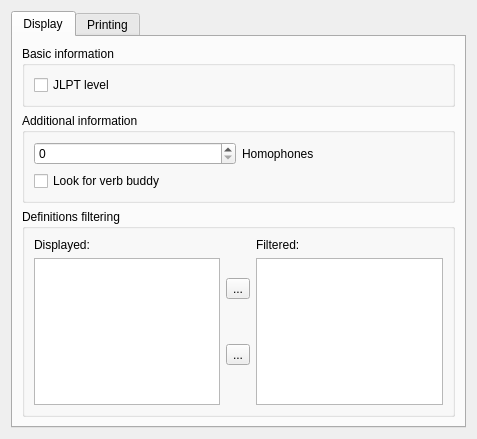
Above: src/gui/jmdict/JMdictPreferences.ui from Gnurou/tagainijisho before the change. Below: the same form after it.
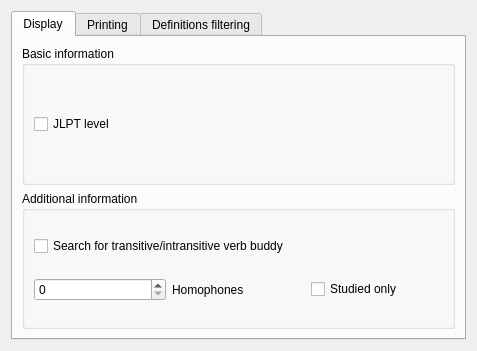
That is the form after the change. Icons and pictures are not drawn.

Commit message: Continued JMdict preferences

The edit to the form file:
```diff
--- a/src/gui/jmdict/JMdictPreferences.ui
+++ b/src/gui/jmdict/JMdictPreferences.ui
@@ -7,13 +7,13 @@
     <x>0</x>
     <y>0</y>
     <width>477</width>
-    <height>439</height>
+    <height>351</height>
    </rect>
   </property>
   <property name="windowTitle">
    <string>Form</string>
   </property>
-  <layout class="QVBoxLayout" name="verticalLayout_2">
+  <layout class="QVBoxLayout" name="verticalLayout_8">
    <item>
     <widget class="QTabWidget" name="tabWidget">
      <property name="currentIndex">
@@ -29,8 +29,8 @@
          <property name="title">
           <string>Basic information</string>
          </property>
-         <layout class="QFormLayout" name="formLayout">
-          <item row="0" column="0">
+         <layout class="QVBoxLayout" name="verticalLayout_2">
+          <item>
            <widget class="QCheckBox" name="showJLPT">
             <property name="text">
              <string>JLPT level</string>
@@ -46,6 +46,16 @@
           <string>Additional information</string>
          </property>
          <layout class="QVBoxLayout" name="verticalLayout_5">
+          <item>
+           <widget class="QCheckBox" name="lookupVerbBuddy">
+            <property name="toolTip">
+             <string>For transitive verbs, look for the equivalent intransitive entry and vice-versa.</string>
+            </property>
+            <property name="text">
+             <string>Search for transitive/intransitive verb buddy</string>
+            </property>
+           </widget>
+          </item>
           <item>
            <layout class="QHBoxLayout" name="horizontalLayout_2">
             <item>
@@ -61,25 +71,34 @@
               </property>
              </widget>
             </item>
+            <item>
+             <widget class="QCheckBox" name="studiedHomophonesOnly">
+              <property name="text">
+               <string>Studied only</string>
+              </property>
+             </widget>
+            </item>
            </layout>
           </item>
-          <item>
-           <widget class="QCheckBox" name="lookupVerbBuddy">
-            <property name="toolTip">
-             <string>For transitive verbs, look for the equivalent intransitive entry and vice-versa.</string>
-            </property>
-            <property name="text">
-             <string>Look for verb buddy</string>
-            </property>
-           </widget>
-          </item>
          </layout>
         </widget>
        </item>
+      </layout>
+     </widget>
+     <widget class="QWidget" name="printingTab">
+      <attribute name="title">
+       <string>Printing</string>
+      </attribute>
+     </widget>
+     <widget class="QWidget" name="filteringTab">
+      <attribute name="title">
+       <string>Definitions filtering</string>
+      </attribute>
+      <layout class="QVBoxLayout" name="verticalLayout_7">
        <item>
         <widget class="QGroupBox" name="groupBox_3">
          <property name="title">
-          <string>Definitions filtering</string>
+          <string>Filtered definitions</string>
          </property>
          <layout class="QHBoxLayout" name="horizontalLayout">
           <item>
@@ -194,11 +213,6 @@
        </item>
       </layout>
      </widget>
-     <widget class="QWidget" name="printingTab">
-      <attribute name="title">
-       <string>Printing</string>
-      </attribute>
-     </widget>
     </widget>
    </item>
   </layout>
```
The commit also changes 3 other files.
